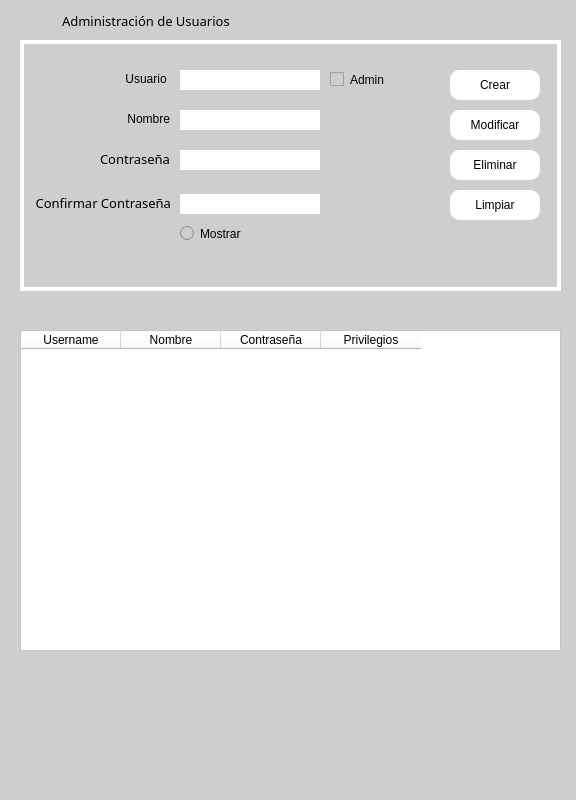
Before: the Qt Designer form src/002_usuarios.ui in rvqzs/tresPatitos, drawn with Qt 5.
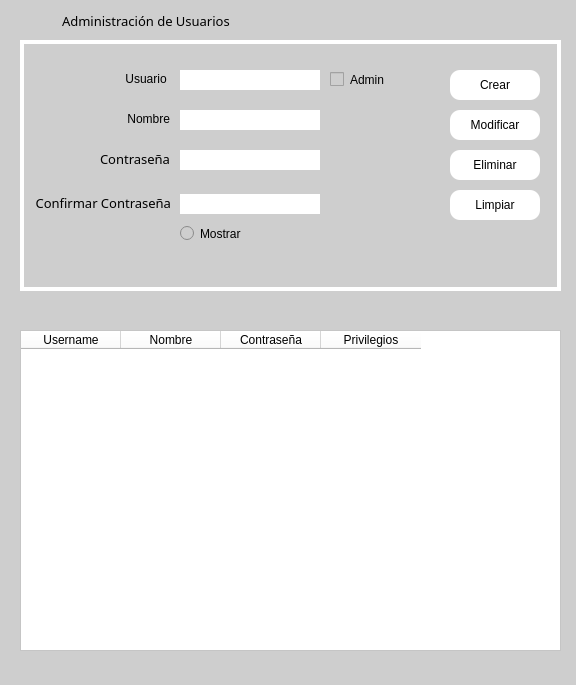
After: the same form once the commit is applied. Icons and pictures are not drawn.

Commit message: PYQT .ui Files Update (Desing)

```diff
--- a/src/002_usuarios.ui
+++ b/src/002_usuarios.ui
@@ -7,13 +7,13 @@
     <x>0</x>
     <y>0</y>
     <width>576</width>
-    <height>800</height>
+    <height>685</height>
    </rect>
   </property>
   <property name="minimumSize">
    <size>
-    <width>576</width>
-    <height>800</height>
+    <width>575</width>
+    <height>650</height>
    </size>
   </property>
   <property name="maximumSize">
```
The commit also changes 6 other files.
